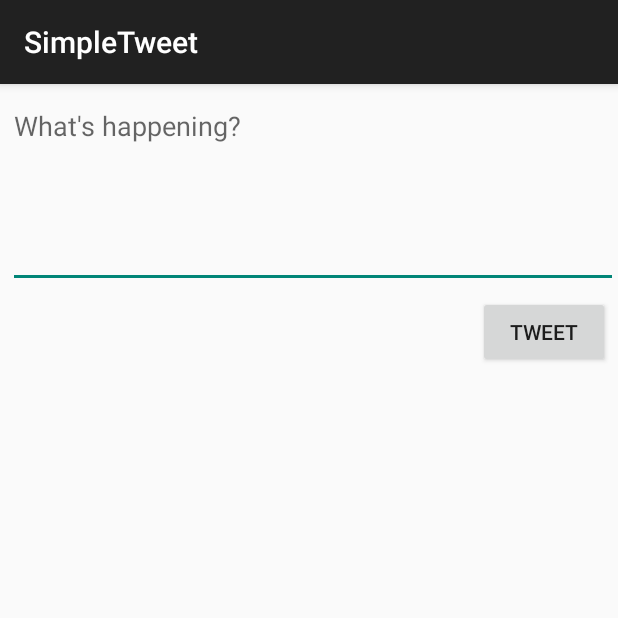
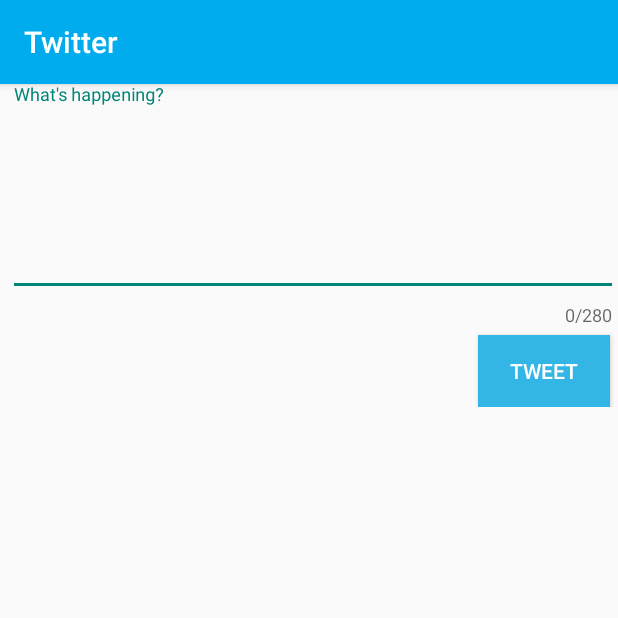
Before and after one commit to qg2125/SimpleTweet, an Android app: the ComposeActivity screen opened directly, with no data from a screen before it, on a phone screen of 412 x 824 dp, the top half of it. Run offline under Robolectric (Android 15) with nearby library versions, the phone set to English and light mode, and no system bars; our stand-ins replace Room's generated code; libraries missing offline, so code that uses them is left out: com.codepath.asynchttpclient, com.facebook.stetho, org.parceler; 1 statement that could not run was skipped.

Commit message:
final update

```diff
--- a/app/src/main/AndroidManifest.xml
+++ b/app/src/main/AndroidManifest.xml
@@ -10,8 +10,8 @@
     <application
         android:name=".TwitterApp"
         android:allowBackup="true"
-        android:icon="@drawable/ic_launcher"
-        android:label="@string/app_name"
+        android:icon="@drawable/ic_action_name"
+        android:label="@string/tool_bar_name"
         android:theme="@style/AppTheme"
         android:usesCleartextTraffic="true">
         <activity
@@ -22,7 +22,7 @@
             android:exported="false" />
         <activity
             android:name=".LoginActivity"
-            android:label="@string/app_name"
+            android:label="@string/tool_bar_name"
             android:theme="@style/AppTheme">
             <intent-filter>
                 <action android:name="android.intent.action.MAIN" />
--- a/app/src/main/java/com/codepath/apps/restclienttemplate/ComposeActivity.java
+++ b/app/src/main/java/com/codepath/apps/restclienttemplate/ComposeActivity.java
@@ -4,6 +4,8 @@ import androidx.appcompat.app.AppCompatActivity;
 
 import android.content.Intent;
 import android.os.Bundle;
+import android.text.Editable;
+import android.text.TextWatcher;
 import android.util.Log;
 import android.view.View;
 import android.widget.Button;
@@ -20,12 +22,14 @@ import org.parceler.Parcels;
 import okhttp3.Headers;
 
 public class ComposeActivity extends AppCompatActivity {
-    public static final int MAX_TWEET_LENGTH = 140;
+    public static final int MAX_TWEET_LENGTH = 280;
     public static final String TAG = "ComposeActivity";
 
     EditText etCompose;
     Button btnTweet;
     TwitterClient client;
+
+
 
     @Override
     protected void onCreate(Bundle savedInstanceState) {
@@ -34,6 +38,22 @@ public class ComposeActivity extends AppCompatActivity {
         client = TwitterApp.getRestClient(this);
 
         etCompose = findViewById(R.id.etCompose);
+        etCompose.addTextChangedListener(new TextWatcher() {
+            @Override
+            public void beforeTextChanged(CharSequence s, int start, int count, int after) {
+
+            }
+
+            @Override
+            public void onTextChanged(CharSequence s, int start, int before, int count) {
+
+            }
+
+            @Override
+            public void afterTextChanged(Editable s) {
+
+            }
+        });
         btnTweet = findViewById(R.id.btnTweet);
         //set click listener
         btnTweet.setOnClickListener(new View.OnClickListener() {
--- a/app/src/main/res/layout/activity_compose.xml
+++ b/app/src/main/res/layout/activity_compose.xml
@@ -1,11 +1,14 @@
 <?xml version="1.0" encoding="utf-8"?>
-<RelativeLayout
+<com.google.android.material.textfield.TextInputLayout
     xmlns:android="http://schemas.android.com/apk/res/android"
     xmlns:app="http://schemas.android.com/apk/res-auto"
     xmlns:tools="http://schemas.android.com/tools"
     android:layout_width="match_parent"
-    android:layout_height="match_parent"
-    tools:context=".ComposeActivity">
+    android:layout_height="wrap_content"
+    tools:context=".ComposeActivity"
+    app:counterEnabled="true"
+    app:counterMaxLength="280"
+    >
 
     <EditText
         android:id="@+id/etCompose"
@@ -29,5 +32,8 @@
         android:layout_alignParentEnd="true"
         android:layout_marginTop="5dp"
         android:layout_marginEnd="5dp"
-        android:text="@string/tweet" />
-</RelativeLayout>
+        android:layout_gravity="right"
+        android:text="@string/tweet"
+        android:background="@android:color/holo_blue_light"
+        android:textColor="@android:color/white"/>
+</com.google.android.material.textfield.TextInputLayout>
--- a/app/src/main/res/layout/item_tweet.xml
+++ b/app/src/main/res/layout/item_tweet.xml
@@ -33,5 +33,7 @@
         android:layout_marginStart="5dp"
         android:layout_marginTop="2dp"
         android:layout_toEndOf="@+id/ivProfileImage"
-        tools:text="This is my tweets!" />
+        tools:text="This is my tweets!"
+        android:autoLink="all"
+        android:linksClickable="true"/>
 </RelativeLayout>
--- a/app/src/main/res/values/strings.xml
+++ b/app/src/main/res/values/strings.xml
@@ -6,5 +6,6 @@
     <string name="intent_scheme">oauth</string>
     <string name="intent_host">cprest</string>
     <string name="tweet">Tweet</string>
+    <string name="tool_bar_name">Twitter</string>
 
 </resources>
--- a/app/src/main/res/values/styles.xml
+++ b/app/src/main/res/values/styles.xml
@@ -5,12 +5,17 @@
             Theme customizations available in newer API levels can go in
             res/values-vXX/styles.xml, while customizations related to
             backward-compatibility can go here.
+
         -->
+        <item name="colorPrimary">#00acee</item>
+
     </style>
 
     <!-- Application theme. -->
     <style name="AppTheme" parent="AppBaseTheme">
         <!-- All customizations that are NOT specific to a particular API-level can go here. -->
+
     </style>
 
+
 </resources>
```
Also changed, not shown: app/src/main/res/drawable-hdpi/ic_action_name.png (added), app/src/main/res/drawable-mdpi/ic_action_name.png (added), app/src/main/res/drawable-xhdpi/ic_action_name.png (added), app/src/main/res/drawable-xxhdpi/ic_action_name.png (added), app/src/main/res/drawable-xxxhdpi/ic_action_name.png (added), 2 other files.
